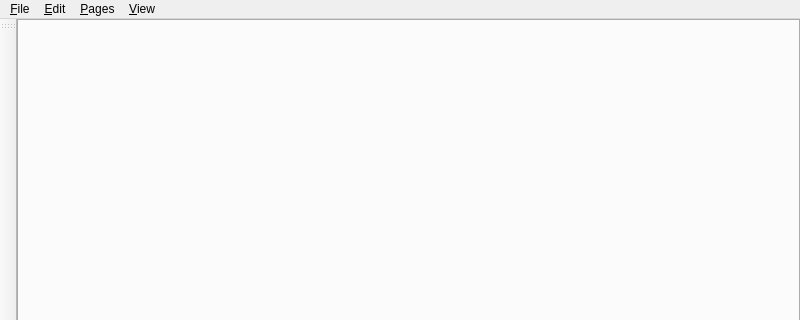
First picture: the form in UI/wise.ui, repository textbrowser/wise, before the edit; both pictures show x 0 to 800 and y 0 to 320 of the 800 by 600 pixel window.
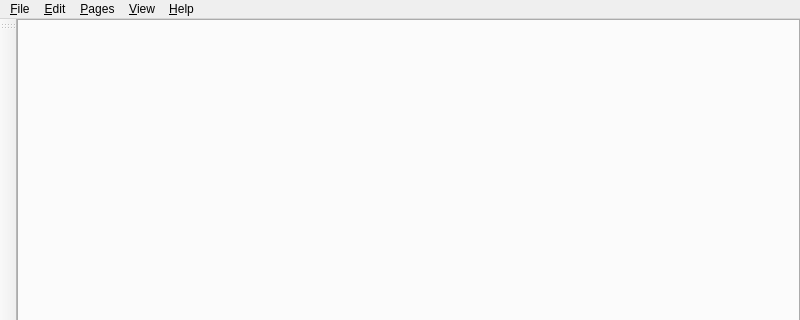
Second picture: the form after the edit. Custom widgets are drawn as their Qt base class.

```diff
--- a/UI/wise.ui
+++ b/UI/wise.ui
@@ -73,10 +73,17 @@
      <string>&amp;Pages</string>
     </property>
    </widget>
+   <widget class="QMenu" name="menu_Help">
+    <property name="title">
+     <string>&amp;Help</string>
+    </property>
+    <addaction name="action_About"/>
+   </widget>
    <addaction name="menu_File"/>
    <addaction name="menu_Edit"/>
    <addaction name="menu_Pages"/>
    <addaction name="menu_View"/>
+   <addaction name="menu_Help"/>
   </widget>
   <widget class="QStatusBar" name="status_bar"/>
   <widget class="QToolBar" name="tool_bar">
```
Left out of the diff: 5 changed lines with no effect on the pictures.
